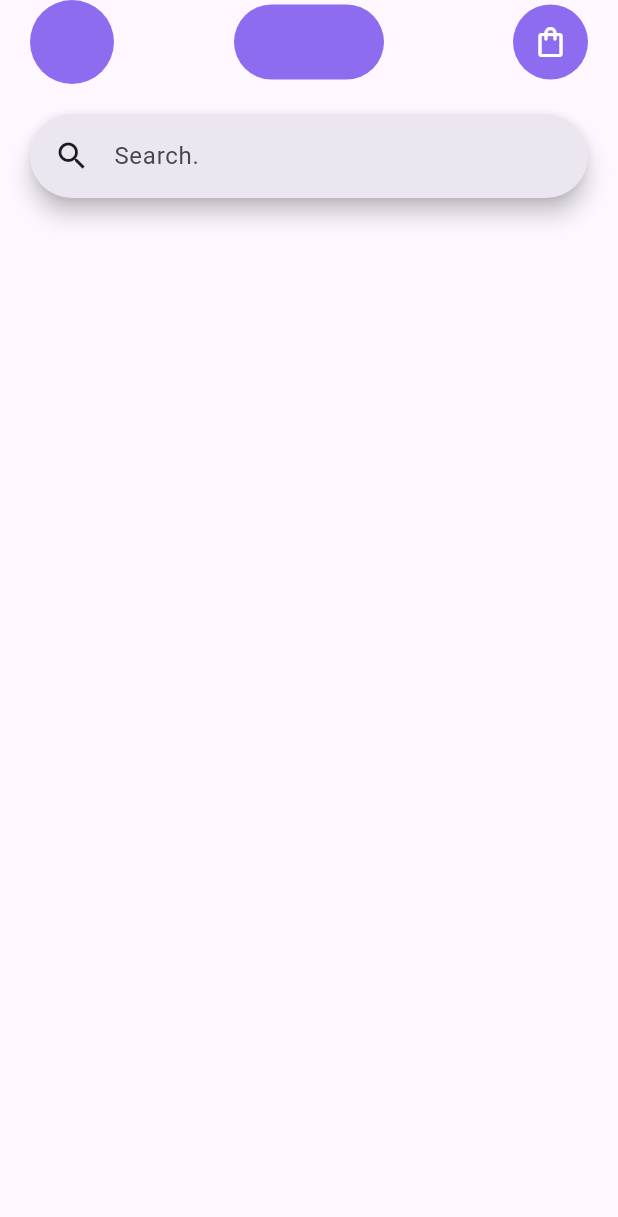
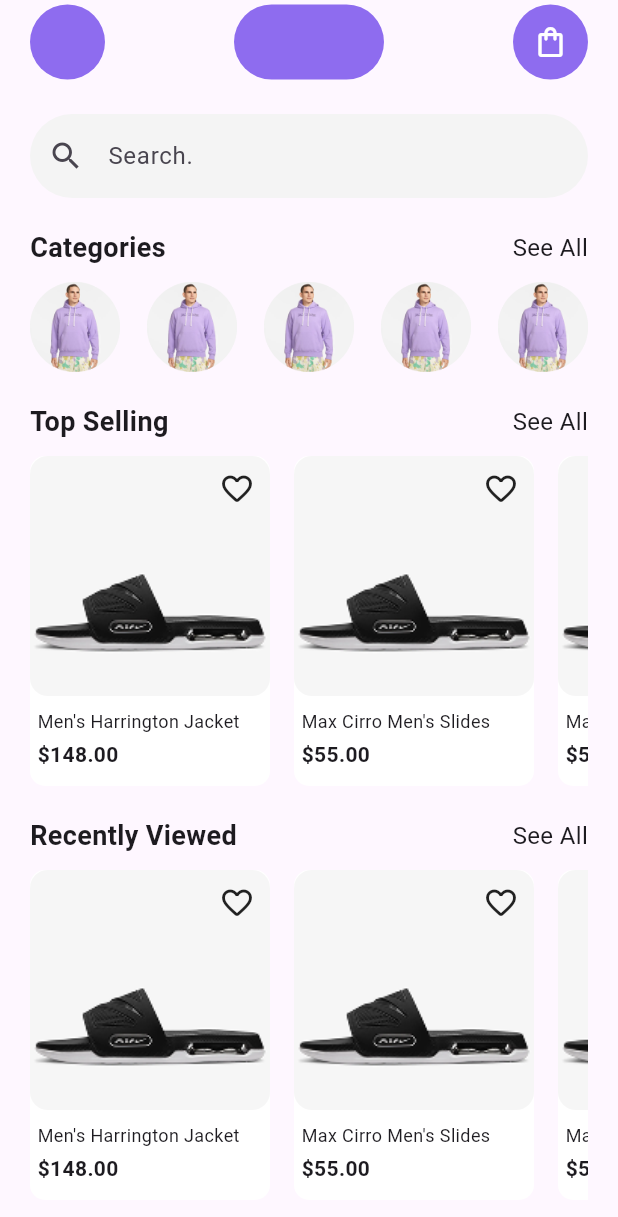
Before and after one commit to hnimgnocmahp/ecommerce_mobile_app, a Flutter app: the HomePage screen opened directly, on a phone screen of 412 x 824 dp. Shown: the top 1217 px of the screen. Run offline on Flutter 3.47's test engine with Material 3 defaults, Android fonts, the phone set to English and light mode, and no system bars; our stand-ins replace dropdown_button2, flutter_bloc.

Commit message:
UI: home(searchBar, buildCategories, listProduct)

```diff
--- a/lib/common/widgets/appbar/home_appbar.dart
+++ b/lib/common/widgets/appbar/home_appbar.dart
@@ -6,16 +6,20 @@
   const HomeAppBar({super.key});
   @override
   Widget build(BuildContext context) {
-    return Padding(
-      padding: EdgeInsets.symmetric(horizontal: 20),
-      child: AppBar(
-        leading: Container(
+    return AppBar(
+        elevation: 0,
+        leadingWidth: 70,
+        leading: Padding(
+          padding: EdgeInsets.only(left: 20),
+          child: Container(
               height: 50,
               width: 50,
               decoration: BoxDecoration(
                 color: AppColor.primary,
                 shape: BoxShape.circle,
               )
+
+          ),
         ),
         centerTitle: true,
         title: Container(
@@ -25,10 +29,11 @@
             color: AppColor.primary,
             borderRadius: BorderRadius.circular(30),
           ),
-
         ),
         actions: [
-          Container(
+          Padding(
+            padding: EdgeInsets.only(right: 20),
+            child: Container(
               height: 50,
               width: 50,
               decoration: BoxDecoration(
@@ -36,9 +41,8 @@
                 shape: BoxShape.circle,
               ),
               child: Icon(Icons.shopping_bag_outlined, color: Colors.white,)),
+          ),
         ],
-
-      ),
     );
   }
 
--- /dev/null
+++ b/lib/common/widgets/search/CustomSearchDelegate.dart
@@ -0,0 +1,55 @@
+import 'package:flutter/material.dart';
+
+class CustomSearchDelegate extends SearchDelegate<String> {
+  final List<String> items;
+
+  CustomSearchDelegate({required this.items});
+
+  @override
+  List<Widget>? buildActions(BuildContext context) {
+    return [
+      IconButton(
+        icon: Icon(Icons.clear),
+        onPressed: () {
+          query = '';
+        },
+      ),
+    ];
+  }
+
+  @override
+  Widget? buildLeading(BuildContext context) {
+    return IconButton(
+      icon: Icon(Icons.arrow_back),
+      onPressed: () {
+        FocusScope.of(context).unfocus();
+        close(context, '');
+      },
+    );
+  }
+
+  @override
+  Widget buildSuggestions(BuildContext context) {
+    final results = items
+        .where((item) => item.toLowerCase().contains(query.toLowerCase()))
+        .toList();
+
+    return ListView.builder(
+      itemCount: results.length,
+      itemBuilder: (context, index) {
+        return ListTile(
+          title: Text(results[index]),
+          onTap: () {
+            FocusScope.of(context).unfocus();
+            query = results[index];
+          },
+        );
+      },
+    );
+  }
+
+  @override
+  Widget buildResults(BuildContext context) {
+    return Center(child: Text('Bạn chọn: $query'));
+  }
+}
--- a/lib/core/configs/assets/app_images.dart
+++ b/lib/core/configs/assets/app_images.dart
@@ -5,4 +5,7 @@
   static const String googleIcon = basePath + 'google_icon.png';
   static const String appleIcon = basePath + 'apple_icon.png';
   static const String letterLogo = basePath + 'letter.png';
+  static const String hoody = basePath + 'hoody.png';
+  static const String product = basePath + 'testing_product.png';
+
 }
--- a/lib/presentation/home/pages/home.dart
+++ b/lib/presentation/home/pages/home.dart
@@ -1,6 +1,9 @@
 import 'package:ecommerce_mobile_app/common/widgets/appbar/home_appbar.dart';
+import 'package:ecommerce_mobile_app/core/configs/assets/app_images.dart';
 import 'package:flutter/cupertino.dart';
 import 'package:flutter/material.dart';
+
+import '../../../common/widgets/search/CustomSearchDelegate.dart';
 
 class HomePage extends StatelessWidget{
   final SearchController searchController = SearchController();
@@ -9,39 +12,207 @@
   HomePage({super.key});
   @override
   Widget build(BuildContext context) {
-    return SafeArea(
-      child: Scaffold(
-        appBar: HomeAppBar(),
-        body: Column(
-          children: [
-            _searchBar()
-          ],
+    return Scaffold(
+      appBar: HomeAppBar(),
+      body: CustomScrollView(
+        slivers: [
+          SliverToBoxAdapter(child: _searchBar(context)),
 
+          SliverToBoxAdapter(child: _buildSectionTitle('Categories')),
+           SliverToBoxAdapter(child: _buildCategories()),
+
+          SliverToBoxAdapter(child: _buildSectionTitle('Top Selling')),
+          SliverToBoxAdapter(child: _buildProductList()),
+
+          SliverToBoxAdapter(child: _buildSectionTitle('Recently Viewed')),
+          SliverToBoxAdapter(child: _buildProductList()),
+        ],
+      ),
+
+      // bottomNavigationBar: ,
+    );
+  }
+
+  Widget _searchBar(BuildContext context) {
+    return Padding(
+      padding: const EdgeInsets.only(left: 20, right: 20, top: 20),
+      child: InkWell(
+        onTap: () async {
+          final result = await showSearch(
+            context: context,
+            delegate: CustomSearchDelegate(items: items),
+          );
+
+          // Xử lý kết quả tìm kiếm nếu cần
+          print("Người dùng chọn: $result");
+        },
+        child: IgnorePointer(
+          child: TextField(
+            decoration: InputDecoration(
+              fillColor: Color(0xffF4F4F4),
+              filled: true,
+              hintText: 'Search.',
+              prefixIcon: Icon(Icons.search),
+              border: OutlineInputBorder(
+                borderRadius: BorderRadius.circular(30),
+                borderSide: BorderSide.none
+              ),
+            ),
+          ),
         ),
-        // bottomNavigationBar: ,
       ),
     );
   }
 
-  Widget _searchBar(){
+
+  Widget _buildSectionTitle(String title) {
     return Padding(
-      padding: EdgeInsets.symmetric(vertical: 20, horizontal: 20),
-      child: SearchAnchor.bar(
-        searchController: searchController,
-        barHintText: 'Search.',
-        suggestionsBuilder: (context, controller) {
-          final query = controller.text.toLowerCase();
-          final suggestions = items
-              .where((item) => item.toLowerCase().contains(query))
-              .map((item) => ListTile(
-            title: Text(item),
-            onTap: () {
-              controller.closeView(item);
-            },
-          ))
-              .toList();
-          return suggestions;
-        },
+      padding: EdgeInsets.only(top:20, bottom:10, left: 20, right: 20),
+      child: Row(
+        mainAxisAlignment: MainAxisAlignment.spaceBetween,
+        children: [
+          Text(title,
+              style: const TextStyle(fontSize: 18, fontWeight: FontWeight.bold)),
+          Text('See All',
+              style: TextStyle(fontSize: 16),)
+        ],
+      ),
+    );
+  }
+
+  Widget _buildCategories(){
+    return Padding(
+      padding: EdgeInsets.symmetric(horizontal: 20),
+      child: Row(
+        mainAxisAlignment: MainAxisAlignment.spaceBetween,
+        children: [
+          Container(
+            height: 60,
+            width: 60,
+            decoration: BoxDecoration(
+              color: Color(0xffF4F4F4),
+              shape: BoxShape.circle,
+            ),
+            child: Image.asset(AppImages.hoody),
+          ),
+          Container(
+            height: 60,
+            width: 60,
+            decoration: BoxDecoration(
+              color: Color(0xffF4F4F4),
+              shape: BoxShape.circle,
+            ),
+            child: Image.asset(AppImages.hoody),
+          ),
+          Container(
+            height: 60,
+            width: 60,
+            decoration: BoxDecoration(
+              color: Color(0xffF4F4F4),
+              shape: BoxShape.circle,
+            ),
+            child: Image.asset(AppImages.hoody),
+          ),
+          Container(
+            height: 60,
+            width: 60,
+            decoration: BoxDecoration(
+              color: Color(0xffF4F4F4),
+              shape: BoxShape.circle,
+            ),
+            child: Image.asset(AppImages.hoody),
+          ),
+          Container(
+            height: 60,
+            width: 60,
+            decoration: BoxDecoration(
+              color: Color(0xffF4F4F4),
+              shape: BoxShape.circle,
+            ),
+            child: Image.asset(AppImages.hoody),
+          ),
+        ],
+      ),
+    );
+  }
+
+  Widget _buildProductList(){
+    final products = [
+      {
+        'name': "Men's Harrington Jacket",
+        'price': "\$148.00",
+      },
+      {
+        'name': "Max Cirro Men's Slides",
+        'price': "\$55.00",
+      },
+      {
+        'name': "Max Cirro Men's Slides",
+        'price': "\$55.00",
+      },
+    ];
+
+    return Padding(
+      padding: EdgeInsets.symmetric(horizontal: 20),
+      child: SizedBox(
+        height: 220,
+        child: ListView.separated(
+          scrollDirection: Axis.horizontal,
+          itemBuilder: (context, item){
+            final product = products[item];
+            return Container(
+              width: 160,
+              decoration: BoxDecoration(
+                color: Colors.white,
+                borderRadius: BorderRadius.circular(10),
+              ),
+              child: Stack(
+                children: [
+                  Column(
+                    crossAxisAlignment: CrossAxisAlignment.start,
+                    children: [
+                      AspectRatio(
+                        aspectRatio: 1,
+                        child: ClipRRect(
+                          borderRadius: BorderRadius.circular(12),
+                          child: Image.asset(AppImages.product, fit: BoxFit.cover,)
+                        ),
+                      ),
+                      const SizedBox(height: 8),
+                      Padding(
+                        padding: EdgeInsets.symmetric(horizontal: 5),
+                        child: Text(
+                          product['name']!,
+                          style: const TextStyle(fontSize: 12),
+                          maxLines: 2,
+                          overflow: TextOverflow.ellipsis,
+                        ),
+                      ),
+                      const SizedBox(height: 4),
+                      Padding(
+                        padding: EdgeInsets.symmetric(horizontal: 5),
+                        child: Text(
+                          product['price']!,
+                          style: const TextStyle(
+                              fontWeight: FontWeight.bold, fontSize: 14),
+                        ),
+                      ),
+                    ],
+                  ),
+                  Padding(
+                    padding: EdgeInsets.all(10),
+                    child: Align(
+                      alignment: Alignment.topRight,
+                      child: Icon(Icons.favorite_border_rounded)
+                    ),
+                  ),
+              ]
+              ),
+            );
+          },
+          separatorBuilder: (_, __) => const SizedBox(width: 16),
+          itemCount: products.length
+        ),
       ),
     );
   }
```
Also changed, not shown: assets/images/hoody.png (added), assets/images/testing_product.png (added). Lines whose indentation alone changed are shown as unchanged.
